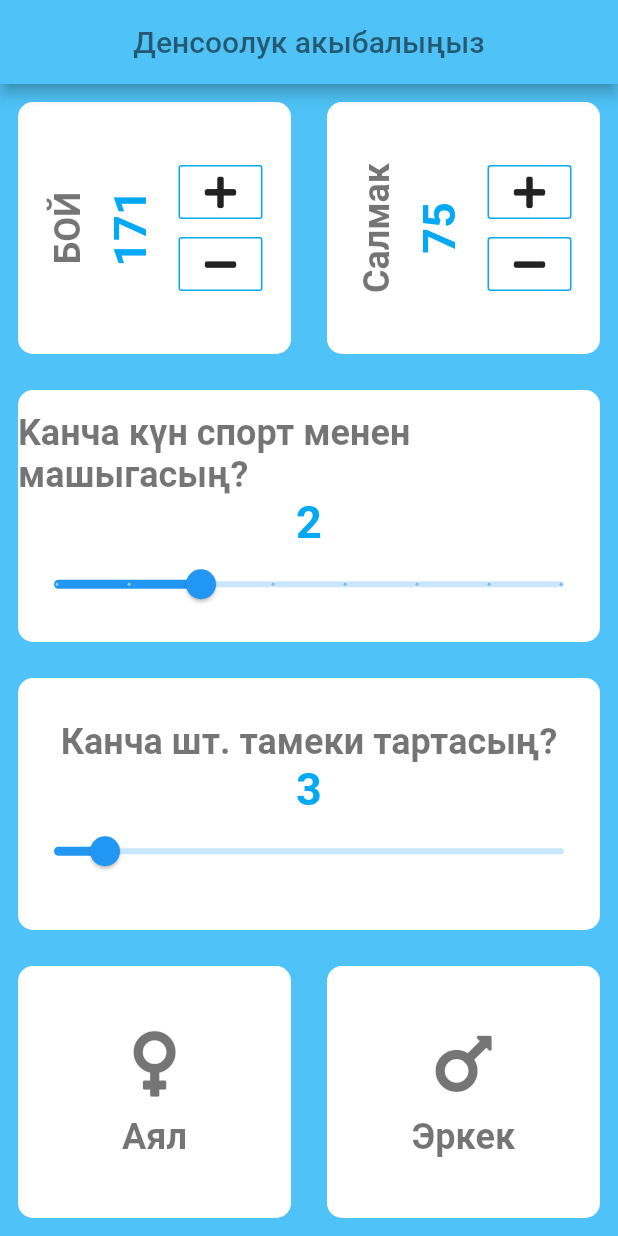
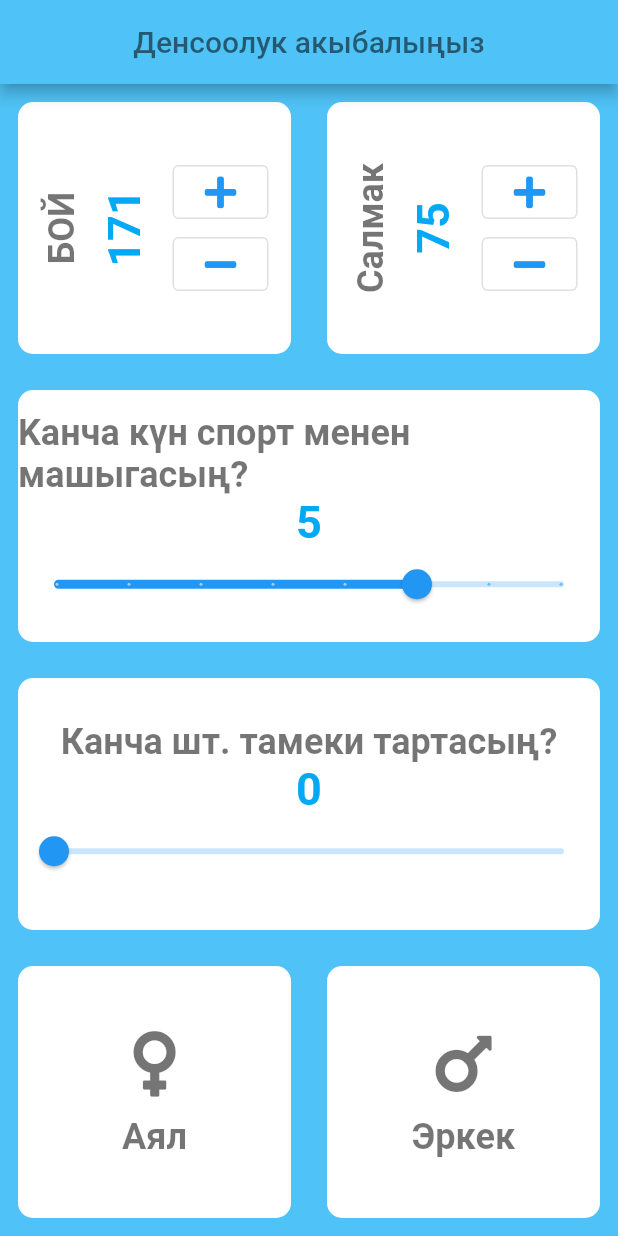
Before and after one commit to Turatkg/inputs, a Flutter app: the screen it shows after launch, after a tap on an icon or button, on a phone screen of 412 x 824 dp. Run offline on Flutter 3.47's test engine with Material 2 defaults, Android fonts, the phone set to English and light mode, and no system bars; our stand-ins replace font_awesome_flutter.

Commit message:
Changin vars

```diff
--- a/lib/ux/input_page.dart
+++ b/lib/ux/input_page.dart
@@ -11,8 +11,8 @@ class InputPage extends StatefulWidget {
 
 class _InputPageState extends State<InputPage> {
   String tandalganJynys;
-  double tartylganTameki = 3;
-  double kylynganSport = 2;
+  double tartylganTameki = 0;
+  double kylynganSport = 5;
   int boy = 170;
   int kilo = 75;
 
@@ -174,12 +174,12 @@ class _InputPageState extends State<InputPage> {
           children: <Widget>[
             ButtonTheme(
               minWidth: 36,
-              child: OutlineButton(
-                borderSide: BorderSide(color: Colors.lightBlue),
+              child: OutlinedButton(
+                // borderSide: BorderSide(color: Colors.lightBlue),
                 child: Icon(FontAwesomeIcons.plus),
                 onPressed: () {
                   setState(() {
-                    parametr == 'БОЙ' ? boy++ : kilo--;
+                    parametr == 'БОЙ' ? boy++ : kilo++;
                   });
 
                   print('Ustudogu buton basyldy');
@@ -188,8 +188,8 @@ class _InputPageState extends State<InputPage> {
             ),
             ButtonTheme(
               minWidth: 36,
-              child: OutlineButton(
-                borderSide: BorderSide(color: Colors.lightBlue),
+              child: OutlinedButton(
+                // borderSide: BorderSide(color: Colors.lightBlue),
                 child: Icon(FontAwesomeIcons.minus),
                 onPressed: () {
                   setState(() {
```
